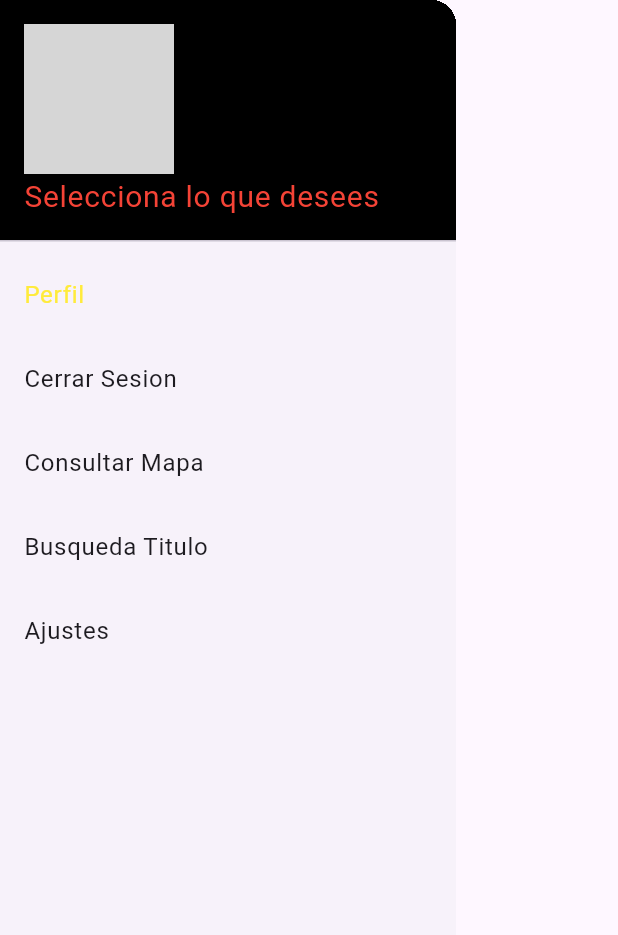
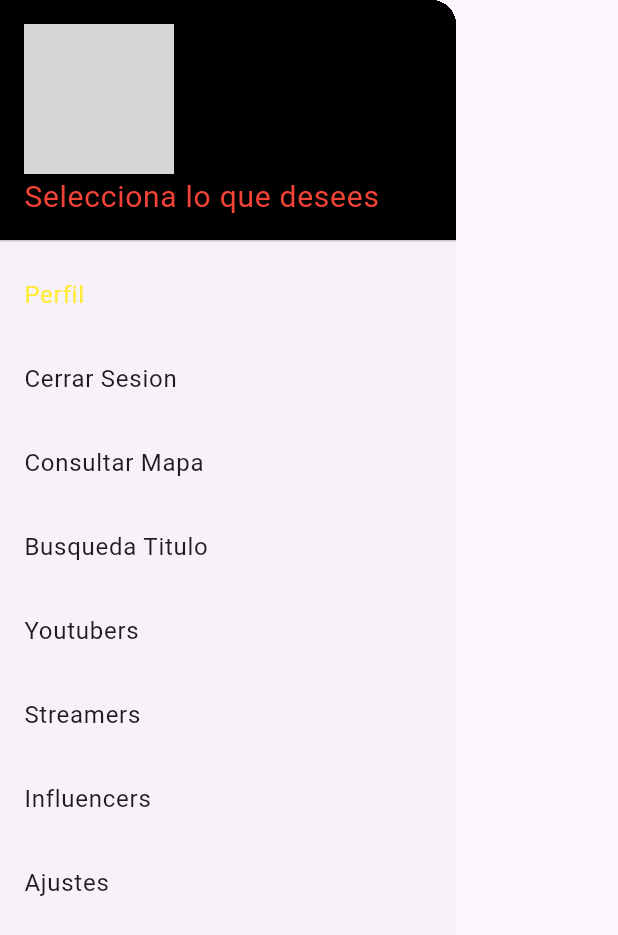
Before and after one commit to CharLyModZz288/trabajoFinal, a Flutter app: the CustomDrawer widget shown alone on an empty page, opened directly with empty values, after a tap on "Ajustes", on a phone screen of 412 x 824 dp. Shown: the top 935 px of the screen. Run offline on Flutter 3.47's test engine with Material 3 defaults, Android fonts, the phone set to English and light mode, and no system bars; our stand-ins replace cloud_firestore, firebase_auth, firebase_core, firebase_storage, geolocator, google_maps_flutter and 2 more; accounts and stored records are empty; network calls fail; grey boxes are pictures that could not be loaded.

```diff
--- a/lib/CustomViews/CustomDrawer.dart
+++ b/lib/CustomViews/CustomDrawer.dart
@@ -64,9 +64,27 @@ class CustomDrawer extends StatelessWidget {
             },
           ),
           ListTile(
+            title: const Text('Youtubers'),
+            onTap: () {
+              onItemTap!(4);
+            },
+          ),
+          ListTile(
+            title: const Text('Streamers'),
+            onTap: () {
+              onItemTap!(5);
+            },
+          ),
+          ListTile(
+            title: const Text('Influencers'),
+            onTap: () {
+              onItemTap!(6);
+            },
+          ),
+          ListTile(
             title: const Text('Ajustes'),
             onTap: () {
-              onItemTap!(4);
+              onItemTap!(7);
             },
           ),
         ],
```
Also changed, not shown: lib/Home/HomeView.dart (+13 -1 lines).
